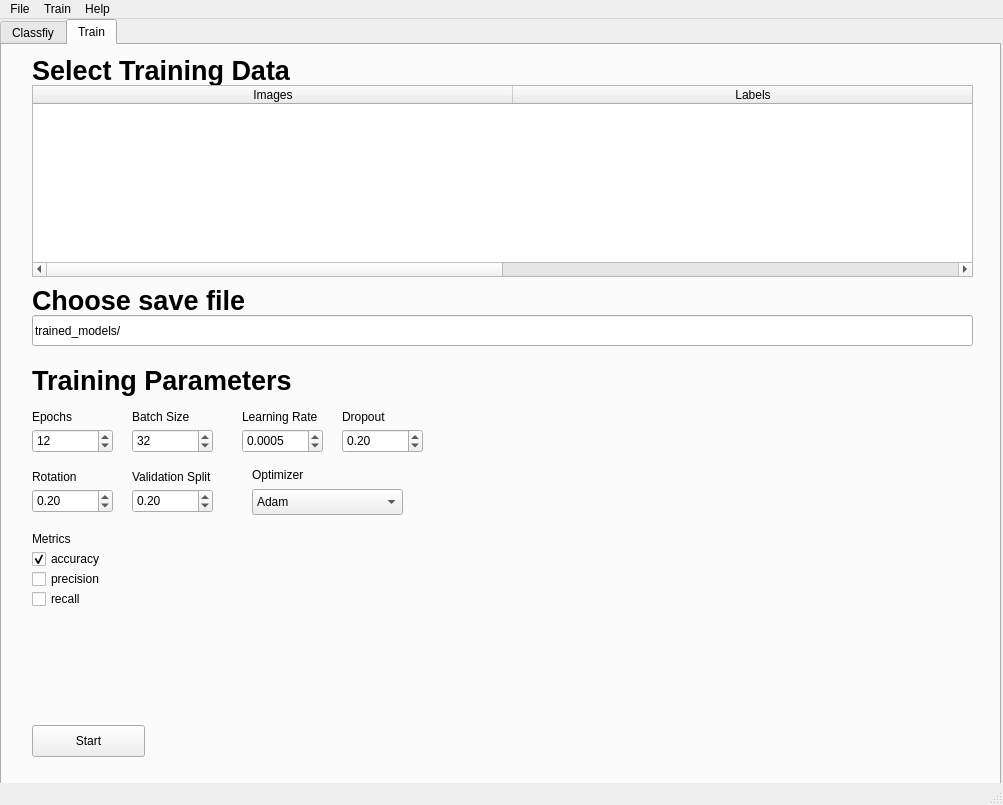
Above: GUI/qt_files/main.ui from samuel-wechsler/TCID50-parser before the change. Below: the same form after it.
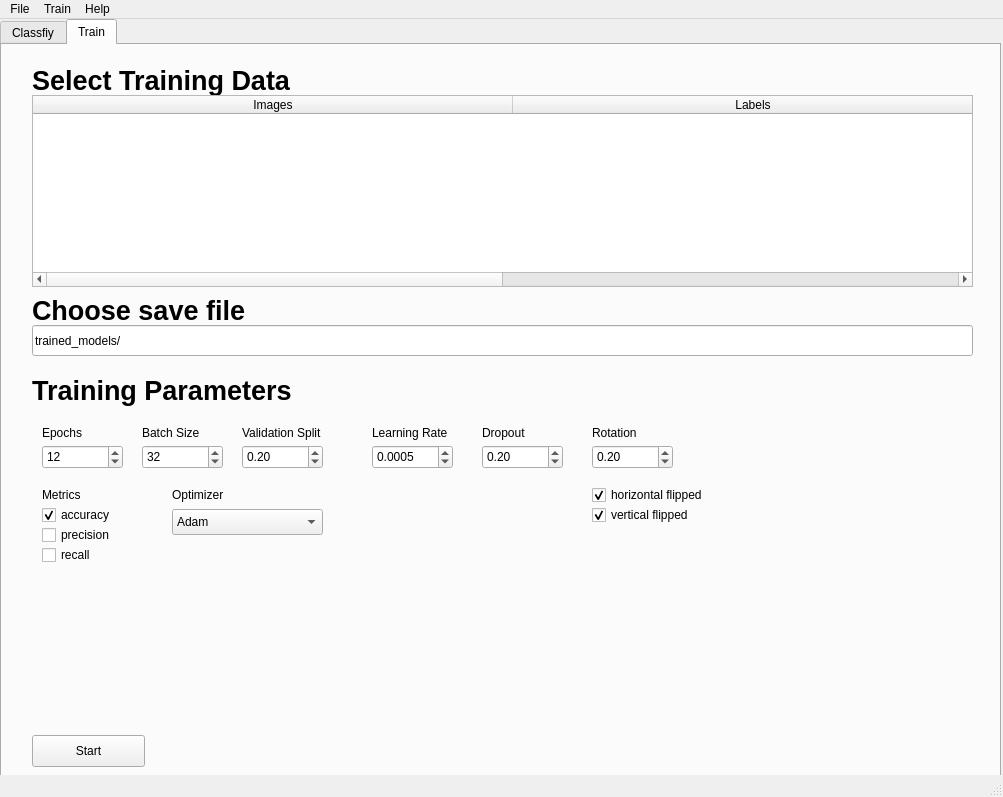
That is the form after the change. The open tabs and pages were chosen to show the change.

The edit to the form file:
```diff
--- a/GUI/qt_files/main.ui
+++ b/GUI/qt_files/main.ui
@@ -7,7 +7,7 @@
     <x>0</x>
     <y>0</y>
     <width>1003</width>
-    <height>805</height>
+    <height>797</height>
    </rect>
   </property>
   <property name="windowTitle">
@@ -188,7 +188,7 @@
       <property name="geometry">
        <rect>
         <x>10</x>
-        <y>-10</y>
+        <y>0</y>
         <width>991</width>
         <height>741</height>
        </rect>
@@ -313,8 +313,8 @@
        <widget class="QLabel" name="label_7">
         <property name="geometry">
          <rect>
-          <x>230</x>
-          <y>374</y>
+          <x>360</x>
+          <y>380</y>
           <width>91</width>
           <height>16</height>
          </rect>
@@ -326,8 +326,8 @@
        <widget class="QDoubleSpinBox" name="dropout">
         <property name="geometry">
          <rect>
-          <x>330</x>
-          <y>394</y>
+          <x>470</x>
+          <y>400</y>
           <width>81</width>
           <height>24</height>
          </rect>
@@ -335,6 +335,12 @@
         <property name="decimals">
          <number>2</number>
         </property>
+        <property name="maximum">
+         <double>1.000000000000000</double>
+        </property>
+        <property name="singleStep">
+         <double>0.050000000000000</double>
+        </property>
         <property name="value">
          <double>0.200000000000000</double>
         </property>
@@ -342,8 +348,8 @@
        <widget class="QLabel" name="label_5">
         <property name="geometry">
          <rect>
-          <x>20</x>
-          <y>494</y>
+          <x>30</x>
+          <y>440</y>
           <width>71</width>
           <height>20</height>
          </rect>
@@ -352,27 +358,11 @@
          <string>Metrics</string>
         </property>
        </widget>
-       <widget class="QDoubleSpinBox" name="validation_split">
-        <property name="geometry">
-         <rect>
-          <x>120</x>
-          <y>454</y>
-          <width>81</width>
-          <height>24</height>
-         </rect>
-        </property>
-        <property name="decimals">
-         <number>2</number>
-        </property>
-        <property name="value">
-         <double>0.200000000000000</double>
-        </property>
-       </widget>
        <widget class="QSpinBox" name="batch_size">
         <property name="geometry">
          <rect>
-          <x>120</x>
-          <y>394</y>
+          <x>130</x>
+          <y>400</y>
           <width>81</width>
           <height>24</height>
          </rect>
@@ -387,8 +377,8 @@
        <widget class="QLabel" name="label">
         <property name="geometry">
          <rect>
-          <x>20</x>
-          <y>374</y>
+          <x>30</x>
+          <y>380</y>
           <width>60</width>
           <height>16</height>
          </rect>
@@ -400,8 +390,8 @@
        <widget class="QComboBox" name="optimizers">
         <property name="geometry">
          <rect>
-          <x>240</x>
-          <y>454</y>
+          <x>160</x>
+          <y>464</y>
           <width>151</width>
           <height>26</height>
          </rect>
@@ -425,8 +415,8 @@
        <widget class="QLabel" name="label_8">
         <property name="geometry">
          <rect>
-          <x>330</x>
-          <y>374</y>
+          <x>470</x>
+          <y>380</y>
           <width>91</width>
           <height>16</height>
          </rect>
@@ -438,8 +428,8 @@
        <widget class="QLabel" name="label_10">
         <property name="geometry">
          <rect>
-          <x>120</x>
-          <y>434</y>
+          <x>230</x>
+          <y>380</y>
           <width>101</width>
           <height>16</height>
          </rect>
@@ -451,8 +441,8 @@
        <widget class="QCheckBox" name="accuracy">
         <property name="geometry">
          <rect>
-          <x>20</x>
-          <y>514</y>
+          <x>30</x>
+          <y>460</y>
           <width>161</width>
           <height>20</height>
          </rect>
@@ -467,8 +457,8 @@
        <widget class="QCheckBox" name="recall">
         <property name="geometry">
          <rect>
-          <x>20</x>
-          <y>554</y>
+          <x>30</x>
+          <y>500</y>
           <width>161</width>
           <height>20</height>
          </rect>
@@ -480,8 +470,8 @@
        <widget class="QLabel" name="label_9">
         <property name="geometry">
          <rect>
-          <x>20</x>
-          <y>434</y>
+          <x>580</x>
+          <y>380</y>
           <width>91</width>
           <height>16</height>
          </rect>
@@ -493,8 +483,8 @@
        <widget class="QSpinBox" name="epochs">
         <property name="geometry">
          <rect>
-          <x>20</x>
-          <y>394</y>
+          <x>30</x>
+          <y>400</y>
           <width>81</width>
           <height>24</height>
          </rect>
@@ -509,8 +499,8 @@
        <widget class="QDoubleSpinBox" name="rotation">
         <property name="geometry">
          <rect>
-          <x>20</x>
-          <y>454</y>
+          <x>580</x>
+          <y>400</y>
           <width>81</width>
           <height>24</height>
          </rect>
@@ -518,6 +508,12 @@
         <property name="decimals">
          <number>2</number>
         </property>
+        <property name="maximum">
+         <double>3.000000000000000</double>
+        </property>
+        <property name="singleStep">
+         <double>0.050000000000000</double>
+        </property>
         <property name="value">
          <double>0.200000000000000</double>
         </property>
@@ -525,8 +521,8 @@
        <widget class="QCheckBox" name="precision">
         <property name="geometry">
          <rect>
-          <x>20</x>
-          <y>534</y>
+          <x>30</x>
+          <y>480</y>
           <width>161</width>
           <height>20</height>
          </rect>
@@ -538,8 +534,8 @@
        <widget class="QLabel" name="label_6">
         <property name="geometry">
          <rect>
-          <x>120</x>
-          <y>374</y>
+          <x>130</x>
+          <y>380</y>
           <width>71</width>
           <height>16</height>
          </rect>
@@ -551,8 +547,8 @@
        <widget class="QDoubleSpinBox" name="learning_rate">
         <property name="geometry">
          <rect>
-          <x>230</x>
-          <y>394</y>
+          <x>360</x>
+          <y>400</y>
           <width>81</width>
           <height>24</height>
          </rect>
@@ -560,6 +556,15 @@
         <property name="decimals">
          <number>4</number>
         </property>
+        <property name="minimum">
+         <double>0.000100000000000</double>
+        </property>
+        <property name="maximum">
+         <double>5.000000000000000</double>
+        </property>
+        <property name="singleStep">
+         <double>0.000500000000000</double>
+        </property>
         <property name="value">
          <double>0.000500000000000</double>
         </property>
@@ -567,8 +572,8 @@
        <widget class="QLabel" name="label_11">
         <property name="geometry">
          <rect>
-          <x>240</x>
-          <y>430</y>
+          <x>160</x>
+          <y>440</y>
           <width>71</width>
           <height>20</height>
          </rect>
@@ -577,6 +582,60 @@
          <string>Optimizer</string>
         </property>
        </widget>
+       <widget class="QDoubleSpinBox" name="validation_split">
+        <property name="geometry">
+         <rect>
+          <x>230</x>
+          <y>400</y>
+          <width>81</width>
+          <height>24</height>
+         </rect>
+        </property>
+        <property name="decimals">
+         <number>2</number>
+        </property>
+        <property name="maximum">
+         <double>1.000000000000000</double>
+        </property>
+        <property name="singleStep">
+         <double>0.050000000000000</double>
+        </property>
+        <property name="value">
+         <double>0.200000000000000</double>
+        </property>
+       </widget>
+       <widget class="QCheckBox" name="horizontal_flipped">
+        <property name="geometry">
+         <rect>
+          <x>580</x>
+          <y>440</y>
+          <width>161</width>
+          <height>20</height>
+         </rect>
+        </property>
+        <property name="text">
+         <string>horizontal flipped</string>
+        </property>
+        <property name="checked">
+         <bool>true</bool>
+        </property>
+       </widget>
+       <widget class="QCheckBox" name="vertical_fliped">
+        <property name="geometry">
+         <rect>
+          <x>580</x>
+          <y>460</y>
+          <width>161</width>
+          <height>20</height>
+         </rect>
+        </property>
+        <property name="text">
+         <string>vertical flipped</string>
+        </property>
+        <property name="checked">
+         <bool>true</bool>
+        </property>
+       </widget>
       </widget>
      </widget>
     </widget>
```
